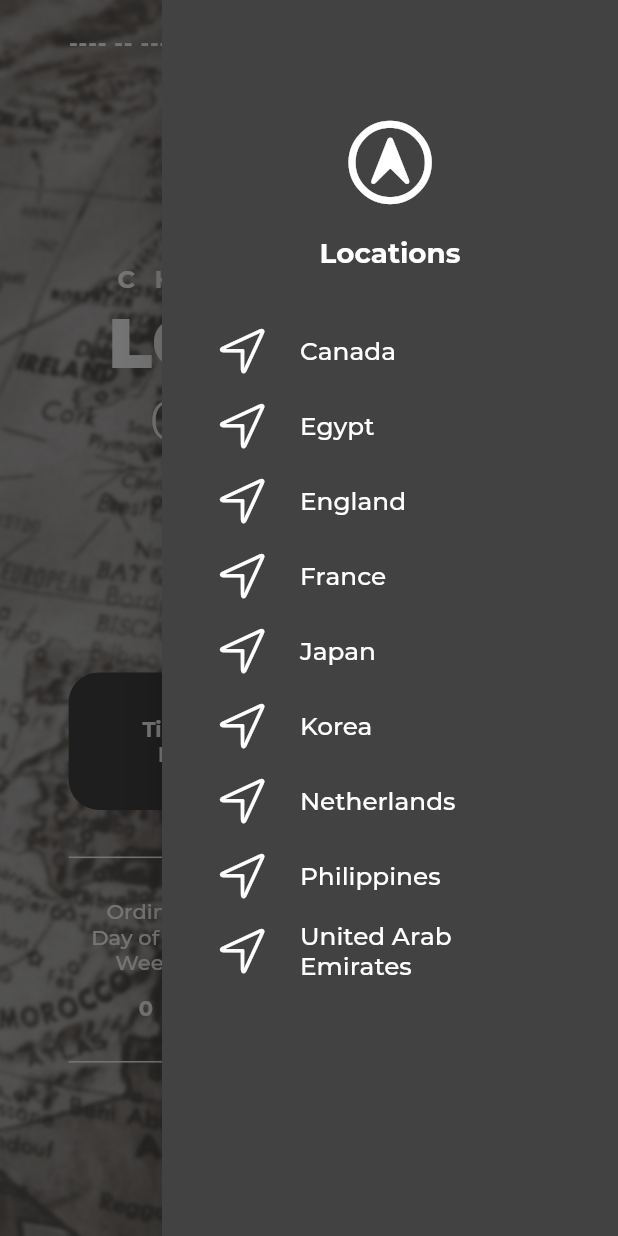
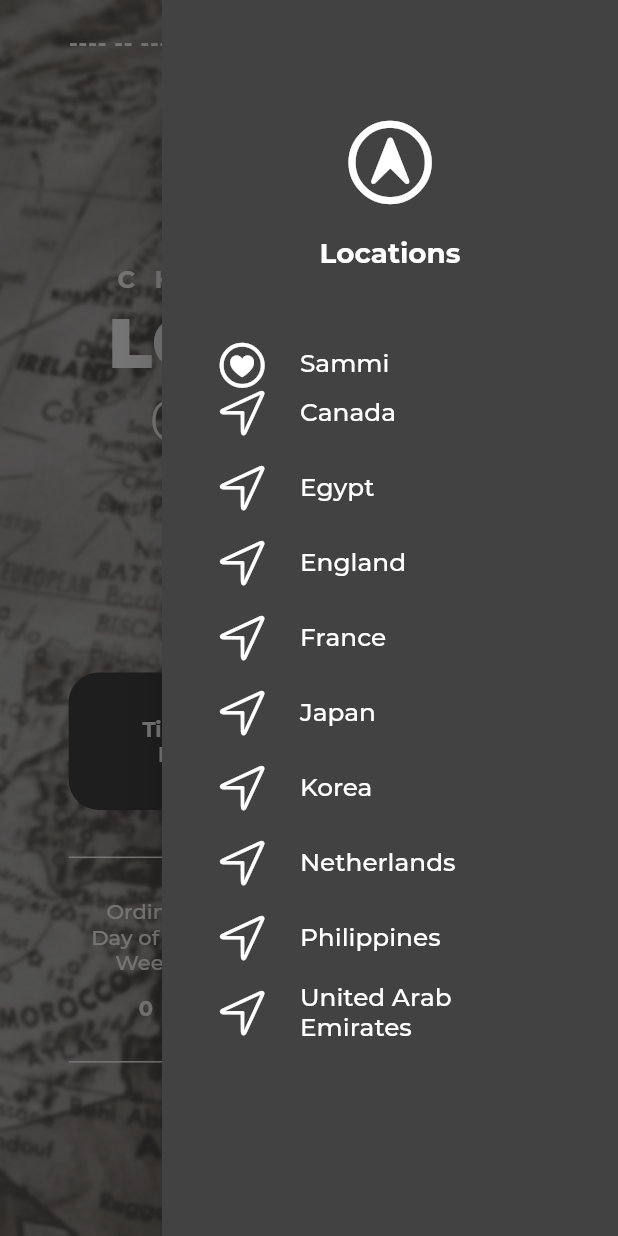
Before and after one commit to hyoaru/world-time, a Flutter app: the screen it shows after launch, with the side drawer open, on a phone screen of 412 x 824 dp. Run offline on Flutter 3.47's test engine with Material 2 defaults, Android fonts, the phone set to English and light mode, and no system bars; our stand-ins replace flutter_spinkit; project files that could hold a hidden picture were left out.

```diff
--- a/lib/pages/HomeScreen.dart
+++ b/lib/pages/HomeScreen.dart
@@ -52,6 +52,20 @@ class _HomeScreenState extends State<HomeScreen> {
 
         print(dataPassed['timeNow24']);
       });
+    });
+  }
+
+  void Sammi() {
+    Navigator.pop(context);
+    setState(() {
+      dataPassed['dateNow'] = 'From hamruru';
+      dataPassed['weekday'] = 'hi sammimi';
+      dataPassed['timeNow12'] = 'labyu <3';
+      dataPassed['timeNow24'] = '00:00';
+      dataPassed['timezone'] = '-------';
+      dataPassed['dayOfWeek'] = "HEHE";
+      dataPassed['weekNumber'] = "ENGE";
+      dataPassed['dayOfYear'] = "KITH";
     });
   }
 
@@ -118,6 +132,30 @@ class _HomeScreenState extends State<HomeScreen> {
                 padding: EdgeInsets.zero,
                 children: [
                   DrawerHeaders(),
+                  Container(
+                    // alignment: Alignment.center,
+                    margin: EdgeInsets.only(left: 20, right: 20, top: 8),
+                    height: MediaQuery.of(context).size.height / 25,
+                    child: ListTile(
+                      onTap: () {
+                        if (timerer.isActive == true) {
+                          timerer.cancel();
+                          Sammi();
+                        } else {
+                          Sammi();
+                        }
+                      },
+                      leading: Icon(
+                        CupertinoIcons.heart_circle,
+                        color: ColorsUsed.primary,
+                        size: 35,
+                      ),
+                      title: Text(
+                        'Sammi',
+                        style: DrawerBodyTextStyle,
+                      ),
+                    ),
+                  ),
                   Container(
                     // color: Colors.black,
                     height: double.maxFinite,
```
Also changed, not shown: 1 other file.
